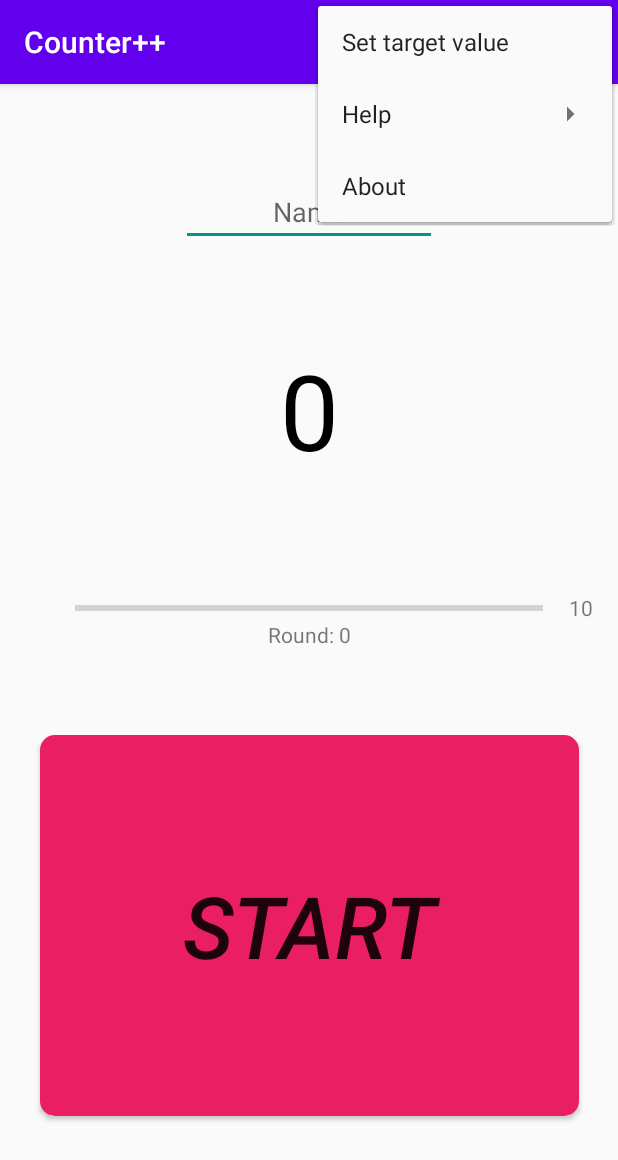
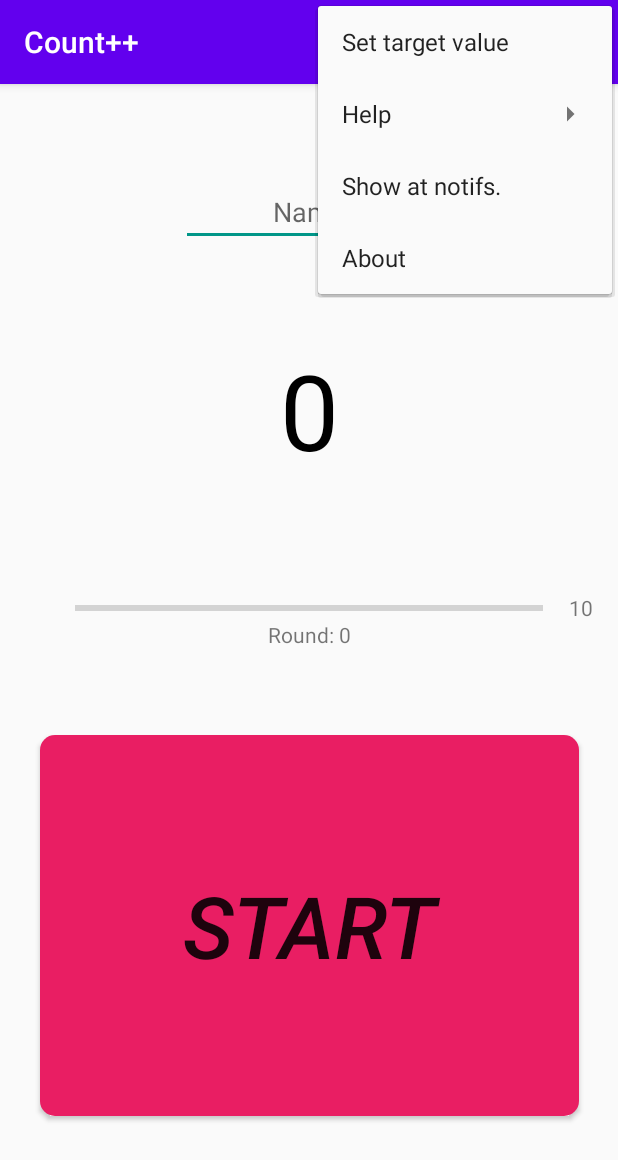
Before and after one commit to iqfareez/Tasbih-Digital-Android, an Android app: the screen it shows after launch (MainActivity), with the options menu open, on a phone screen of 412 x 824 dp. Shown: the top 1160 px of the screen. Run offline under Robolectric (Android 15) with nearby library versions, the phone set to English and light mode, and no system bars.

Commit message:
Rename app again (Count++) Implements basic notifs

```diff
--- a/app/src/main/AndroidManifest.xml
+++ b/app/src/main/AndroidManifest.xml
@@ -5,6 +5,7 @@
     <uses-permission android:name="android.permission.VIBRATE" />
 
     <application
+        android:name=".NotificationBuilder"
         android:allowBackup="true"
         android:icon="@mipmap/ic_launcher"
         android:label="@string/app_name"
--- /dev/null
+++ b/app/src/main/java/com/maplerr/tasbihdigitalandroid/NotificationBuilder.java
@@ -0,0 +1,31 @@
+package com.maplerr.tasbihdigitalandroid;
+
+import android.app.Application;
+import android.app.NotificationChannel;
+import android.app.NotificationManager;
+import android.os.Build;
+
+public class NotificationBuilder extends Application {
+    public static final String CHANNEL_ID_1 = "channel1";
+
+    @Override
+    public void onCreate() {
+        super.onCreate();
+
+        CreateNotificationChannels();
+    }
+
+    private void CreateNotificationChannels() {
+        if (Build.VERSION.SDK_INT >= Build.VERSION_CODES.O) {
+            NotificationChannel channel1 = new NotificationChannel(
+                    CHANNEL_ID_1,
+                    "Channel 1",
+                    NotificationManager.IMPORTANCE_HIGH
+            );
+            channel1.setDescription("This is channel 1");
+
+            NotificationManager manager = getSystemService(NotificationManager.class);
+            manager.createNotificationChannel(channel1);
+        }
+    }
+}
--- a/app/src/main/res/menu/more_action_menu.xml
+++ b/app/src/main/res/menu/more_action_menu.xml
@@ -30,6 +30,10 @@
         </menu>
     </item>
 
+    <item android:id="@+id/action_item_4"
+        android:title="Show at notifs."
+        app:showAsAction="never" />
+
     <item android:id="@+id/action_item_1"
         android:title="About"
         app:showAsAction="never" />
--- a/app/src/main/res/values/strings.xml
+++ b/app/src/main/res/values/strings.xml
@@ -1,5 +1,5 @@
 <resources>
-    <string name="app_name">Counter++</string>
+    <string name="app_name">Count++</string>
     <!-- MAIN BUTTON FUNC-->
     <string name="default_button_text">+1</string>
     <string name="button_start_text">START</string>
```
Also changed, not shown: app/src/main/java/com/maplerr/tasbihdigitalandroid/MainActivity.java (+28 -1 lines).
